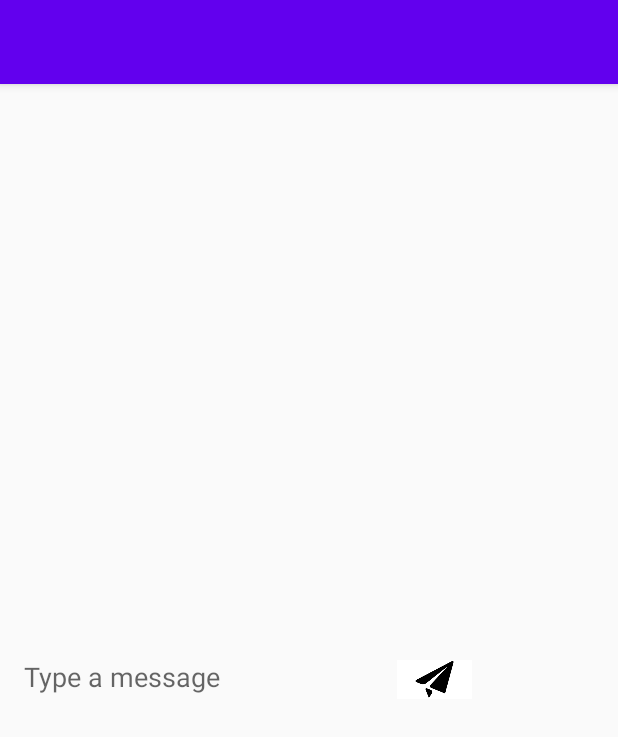
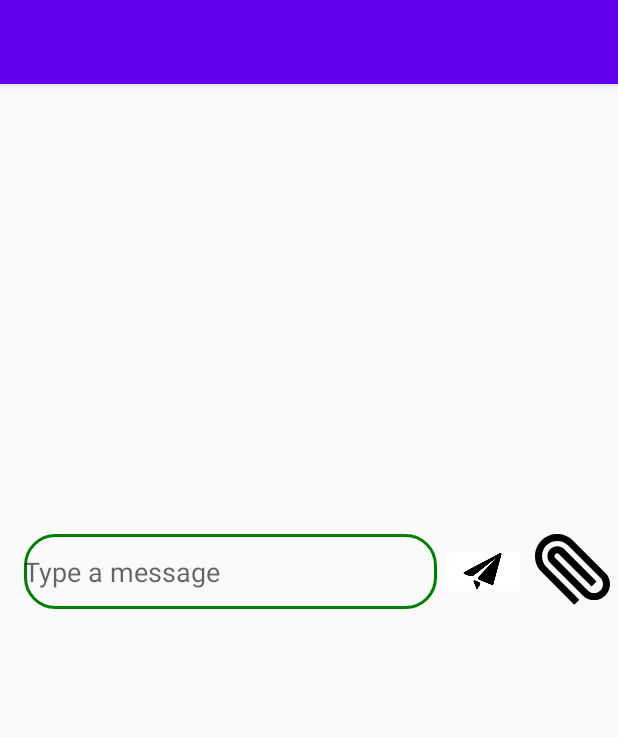
Before and after one commit to zisyang/ChatApplication277, an Android app: the ChatActivity screen opened directly, with no data from a screen before it, on a phone screen of 412 x 824 dp. Shown: the top 737 px of the screen. Run offline under Robolectric (Android 15) with nearby library versions, the phone set to English and light mode, and no system bars; our stand-ins replace Firebase (no records; nobody signed in at launch, a user with empty details on screens opened directly).

```diff
--- a/app/build.gradle
+++ b/app/build.gradle
@@ -40,6 +40,7 @@ dependencies {
     implementation 'androidx.constraintlayout:constraintlayout:2.1.3'
     implementation 'com.google.firebase:firebase-auth:19.2.0'
     implementation 'com.google.firebase:firebase-database-ktx:20.0.5'
+    implementation 'com.google.firebase:firebase-storage-ktx:20.0.1'
     testImplementation 'junit:junit:4.13.2'
     androidTestImplementation 'androidx.test.ext:junit:1.1.3'
     androidTestImplementation 'androidx.test.espresso:espresso-core:3.4.0'
--- a/app/src/main/java/com/example/android/chatapplication/MainActivity.kt
+++ b/app/src/main/java/com/example/android/chatapplication/MainActivity.kt
@@ -3,6 +3,7 @@ package com.example.android.chatapplication
 import android.content.Intent
 import androidx.appcompat.app.AppCompatActivity
 import android.os.Bundle
+import android.util.Log
 import android.view.Menu
 import android.view.MenuItem
 import androidx.recyclerview.widget.LinearLayoutManager
@@ -45,10 +46,9 @@ class MainActivity : AppCompatActivity() {
                         userList.add(currentUser!!)
                     }
 
+                }
 
-
-                }
-                adapter.notifyDataSetChanged()
+                adapter.notifyDataSetChanged();
 
             }
 
--- /dev/null
+++ b/app/src/main/res/drawable/border_gray.xml
@@ -0,0 +1,4 @@
+<shape xmlns:android="http://schemas.android.com/apk/res/android" android:shape="rectangle" >
+    <corners android:radius="20dp"/>
+    <stroke android:width="1dip" android:color="@android:color/darker_gray"/>
+</shape>
--- /dev/null
+++ b/app/src/main/res/drawable/border_green.xml
@@ -0,0 +1,4 @@
+<shape xmlns:android="http://schemas.android.com/apk/res/android" android:shape="rectangle" >
+    <corners android:radius="20dp"/>
+    <stroke android:width="1dip" android:color="@android:color/holo_green_dark"/>
+</shape>
--- a/app/src/main/res/drawable/edt_background.xml
+++ b/app/src/main/res/drawable/edt_background.xml
@@ -1,5 +1,5 @@
 <?xml version="1.0" encoding="utf-8"?>
 <shape xmlns:android="http://schemas.android.com/apk/res/android">
     <corners android:radius="20dp"/>
-    <stroke> android:color="@color/green" android:width="3dp"  </stroke>
+    <stroke android:color="@android:color/holo_blue_dark" android:width="3dp"  />
 </shape>
--- /dev/null
+++ b/app/src/main/res/drawable/ic_attachment.xml
@@ -0,0 +1,5 @@
+<?xml version="1.0" encoding="utf-8"?>
+<vector android:height="24dp" android:viewportHeight="64"
+    android:viewportWidth="64" android:width="24dp" xmlns:android="http://schemas.android.com/apk/res/android">
+    <path android:fillColor="#FF000000" android:pathData="M33.5,60.3l-28,-28C2,28.7 0,24 0,18.9c0,-5.1 2,-9.8 5.5,-13.4c7.4,-7.4 19.4,-7.4 26.8,0L60,33.2c0,0 0,0 0,0l0.3,0.3l0,0c2.4,2.5 3.7,5.8 3.7,9.3c0,3.6 -1.4,7.1 -4,9.6c-2.6,2.6 -6,4 -9.6,4c-3.6,0 -7.1,-1.4 -9.6,-4L13,24.7c-1.6,-1.6 -2.4,-3.6 -2.4,-5.9s0.9,-4.3 2.4,-5.9c3.3,-3.3 8.5,-3.3 11.8,-0.1l27.7,27.7l-4.2,4.2L20.5,17.2c-0.9,-0.9 -2.3,-0.9 -3.2,0c-0.5,0.5 -0.7,1.1 -0.7,1.7s0.2,1.2 0.7,1.6L45,48.2c1.4,1.4 3.4,2.2 5.4,2.2s4,-0.8 5.4,-2.2c1.4,-1.4 2.2,-3.4 2.2,-5.4c0,-2 -0.8,-4 -2.2,-5.4L28.1,9.7c-5,-5 -13.3,-5 -18.3,0C7.3,12.2 6,15.4 6,18.9c0,3.5 1.3,6.7 3.8,9.2l28,28L33.5,60.3z"/>
+</vector>
--- a/app/src/main/res/drawable/message_box_background.xml
+++ b/app/src/main/res/drawable/message_box_background.xml
@@ -1,5 +1,5 @@
 <?xml version="1.0" encoding="utf-8"?>
 <shape xmlns:android="http://schemas.android.com/apk/res/android">
     <corners android:radius="20dp"/>
-    <stroke> android:color="@color/green" android:width="2dp"  </stroke>
+    <stroke android:color="@color/green" android:width="2dp"  />
 </shape>
--- a/app/src/main/res/layout/activity_chat.xml
+++ b/app/src/main/res/layout/activity_chat.xml
@@ -27,15 +27,26 @@
 
     <EditText
         android:id="@+id/messageBox"
-        android:layout_width="wrap_content"
+        android:layout_width="275dp"
         android:layout_height="50dp"
         android:layout_alignParentStart="true"
         android:layout_alignParentTop="true"
         android:layout_marginStart="16dp"
-        android:layout_marginTop="370dp"
+        android:layout_marginTop="300dp"
         android:layout_weight="85"
         android:background="@drawable/message_box_background"
         android:hint="Type a message" />
+
+    <ImageView
+        android:id="@+id/attachmentButton"
+        android:layout_width="50dp"
+        android:layout_height="50dp"
+        android:layout_alignParentTop="true"
+        android:layout_alignParentEnd="true"
+        android:layout_marginTop="300dp"
+        android:layout_marginEnd="5dp"
+        android:layout_weight="20"
+        android:src="@drawable/ic_attachment" />
 
     <ImageView
         android:id="@+id/sentButton"
@@ -43,9 +54,10 @@
         android:layout_height="50dp"
         android:layout_alignParentTop="true"
         android:layout_alignParentEnd="true"
-        android:layout_marginTop="372dp"
-        android:layout_marginEnd="97dp"
+        android:layout_marginTop="300dp"
+        android:layout_marginEnd="65dp"
         android:layout_weight="20"
         android:src="@drawable/send" />
 
+
 </RelativeLayout>
--- a/app/src/main/res/layout/recieve.xml
+++ b/app/src/main/res/layout/recieve.xml
@@ -14,8 +14,12 @@
         android:id="@+id/txt_receive_message"
         android:layout_width="wrap_content"
         android:layout_height="wrap_content"
+        android:layout_alignParentStart="true"
         android:layout_alignParentTop="true"
         android:layout_alignParentEnd="true"
+        android:layout_marginStart="0dp"
+        android:layout_marginEnd="200dp"
+        android:background="@drawable/border_gray"
         android:padding="10dp"
         android:text="This is receive message"
         android:textSize="18sp" />
```
Also changed, not shown: app/src/main/java/com/example/android/chatapplication/ChatActivity.kt (+116 -0 lines), app/src/main/java/com/example/android/chatapplication/Login.kt (+10 -1 lines), app/src/main/java/com/example/android/chatapplication/SignUp.kt (+6 -1 lines), app/src/main/res/layout/sent.xml (+7 -2 lines), app/src/main/res/layout/user_layout.xml (+8 -8 lines), 1 other file.
